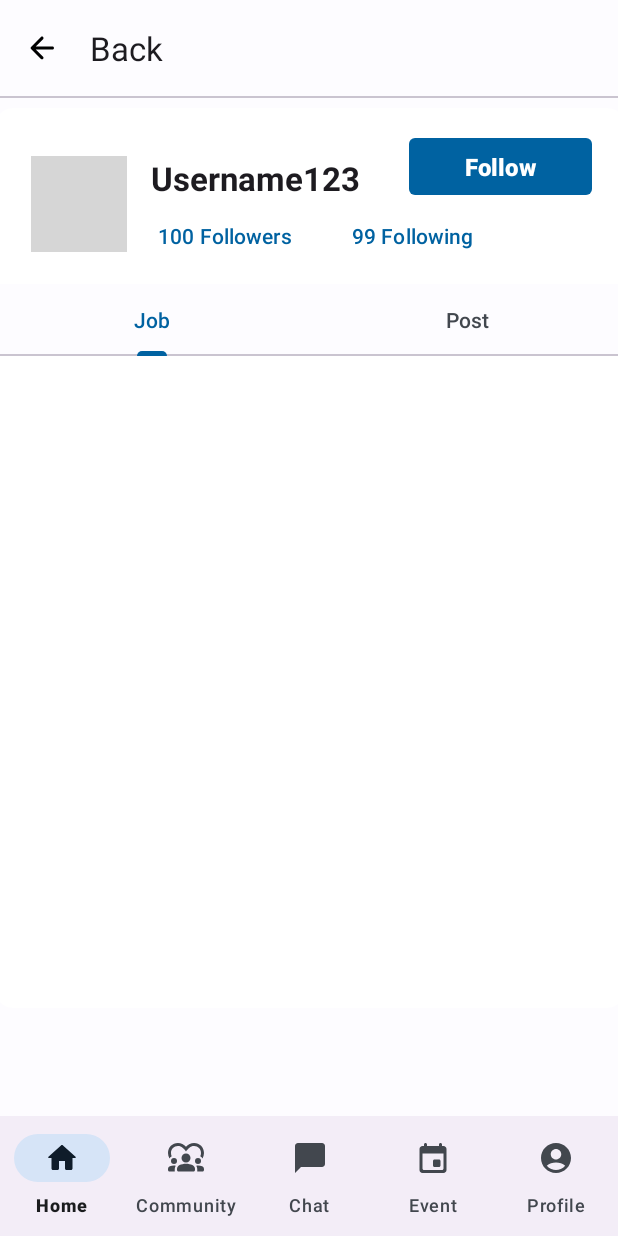
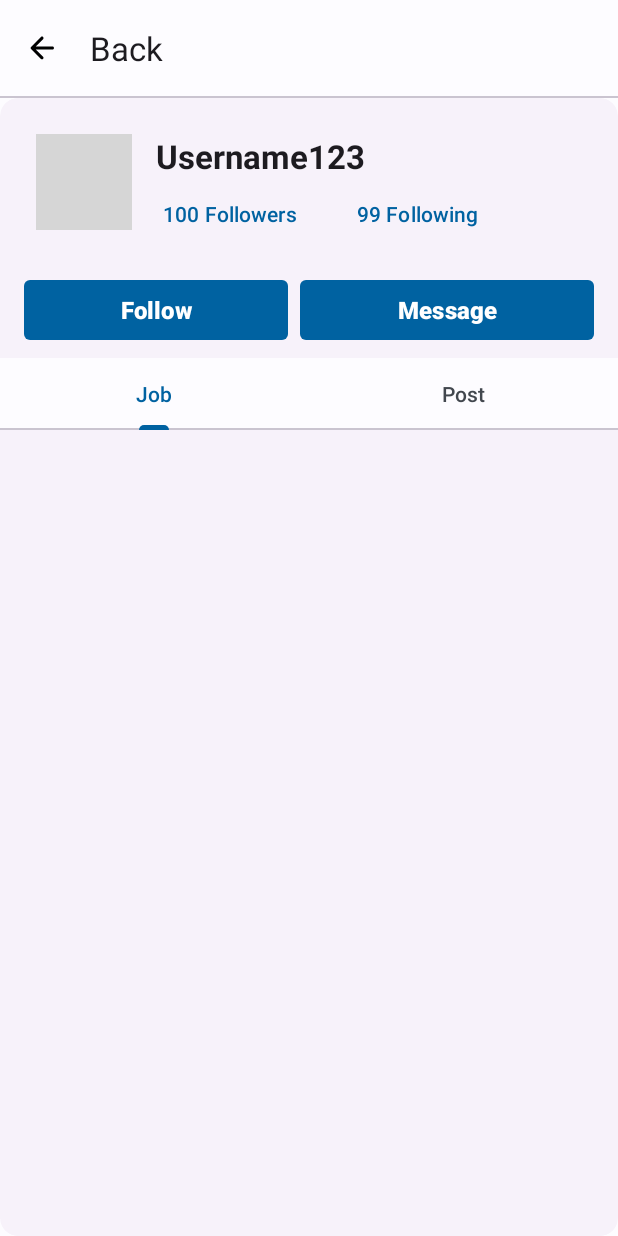
Before and after one commit to YIPZIYAN/LaunchPad, an Android app: the UserProfileFragment screen opened through its navigation route, on a phone screen of 412 x 824 dp. Run offline under Robolectric (Android 15) with nearby library versions, the phone set to English and light mode, and no system bars; our stand-ins replace data binding, navigation-ui; libraries missing offline, so code that uses them is left out: io.getstream.avatarview; plain views replace AvatarView; grey boxes are pictures that could not be loaded.

Commit message:
Rectify Layout

```diff
--- a/app/src/main/java/com/example/launchpad/UserActivity.kt
+++ b/app/src/main/java/com/example/launchpad/UserActivity.kt
@@ -16,7 +16,10 @@ import com.example.launchpad.databinding.ActivityUserBinding
 
 class UserActivity : AppCompatActivity() {
     private lateinit var binding: ActivityUserBinding
-    private val nav by lazy { supportFragmentManager.findFragmentById(R.id.user_nav_host)!!.findNavController() }
+    private val nav by lazy {
+        supportFragmentManager.findFragmentById(R.id.user_nav_host)!!.findNavController()
+    }
+
     override fun onCreate(savedInstanceState: Bundle?) {
         super.onCreate(savedInstanceState)
         binding = ActivityUserBinding.inflate(layoutInflater)
@@ -33,15 +36,19 @@ class UserActivity : AppCompatActivity() {
                     R.id.postJobFragment,
                     R.id.viewApplicantFragment,
                     R.id.applicantDetailsFragment,
-                    R.id.chatTextFragment
+                    R.id.chatTextFragment,
+                    R.id.settingFragment,
+                    R.id.addPostFragment,
+                    R.id.userProfileFragment,
                     -> {
                         binding.bottomNavigation.visibility = View.GONE
                     }
+
                     else -> {
                         binding.bottomNavigation.visibility = View.VISIBLE
                     }
                 }
-            },200)
+            }, 200)
         }
         binding.bottomNavigation.setupWithNavController(nav)
     }
--- a/app/src/main/res/layout/fragment_user_profile.xml
+++ b/app/src/main/res/layout/fragment_user_profile.xml
@@ -36,47 +36,26 @@
         <com.google.android.material.card.MaterialCardView
             android:id="@+id/job_card"
             style="?attr/materialCardViewElevatedStyle"
-            android:layout_width="420dp"
-            android:layout_height="600dp"
-            android:layout_marginHorizontal="24dp"
-            android:layout_marginVertical="12dp"
-            app:cardBackgroundColor="@color/md_theme_light_onPrimary"
-
+            android:layout_width="match_parent"
+            android:layout_height="0dp"
             app:cardElevation="0dp"
-            app:layout_anchorGravity="bottom"
             app:layout_behavior="@string/appbar_scrolling_view_behavior"
-            app:layout_constraintBottom_toBottomOf="parent"
-            app:layout_constraintEnd_toEndOf="parent"
+            app:layout_constraintTop_toBottomOf="@id/appBar"
             app:layout_constraintStart_toStartOf="parent"
-            app:layout_constraintTop_toTopOf="parent">
+            app:layout_constraintBottom_toBottomOf="parent">
 
             <androidx.constraintlayout.widget.ConstraintLayout
                 android:layout_width="match_parent"
-                android:layout_height="670dp"
+                android:layout_height="match_parent"
                 app:layout_constraintTop_toBottomOf="@+id/appBar"
-                tools:layout_editor_absoluteX="0dp">
-
-                <Button
-                    android:id="@+id/btn_follow"
-                    android:layout_width="122dp"
-                    android:layout_height="46dp"
-                    android:layout_marginHorizontal="64dp"
-                    android:layout_marginTop="16dp"
-                    android:text="Follow"
-                    android:textSize="16sp"
-                    android:textStyle="bold"
-                    app:layout_constraintEnd_toEndOf="parent"
-                    app:layout_constraintHorizontal_bias="0.436"
-                    app:layout_constraintStart_toEndOf="@+id/txtName"
-                    app:layout_constraintTop_toTopOf="parent"
-                    app:shapeAppearance="?attr/shapeAppearanceSmallComponent" />
+                >
 
                 <io.getstream.avatarview.AvatarView
                     android:id="@+id/avatarView"
                     android:layout_width="64dp"
                     android:layout_height="64dp"
                     android:layout_marginStart="24dp"
-                    android:layout_marginTop="32dp"
+                    android:layout_marginTop="24dp"
                     app:avatarViewPlaceholder="@drawable/launchpadlogo_whitebg"
                     app:avatarViewShape="circle"
                     app:layout_constraintStart_toStartOf="parent"
@@ -84,13 +63,12 @@
                     app:srcCompat="@drawable/round_account_circle_24"
                     tools:srcCompat="@tools:sample/avatars" />
 
-
                 <TextView
                     android:id="@+id/txtName"
                     android:layout_width="wrap_content"
                     android:layout_height="wrap_content"
                     android:layout_marginStart="16dp"
-                    android:layout_marginTop="32dp"
+                    android:layout_marginTop="24dp"
                     android:text="Username123"
                     android:textAppearance="@style/TextAppearance.AppCompat.Large"
                     android:textStyle="bold"
@@ -117,6 +95,45 @@
                     app:layout_constraintStart_toEndOf="@+id/btnFollower"
                     app:layout_constraintTop_toBottomOf="@+id/txtName" />
 
+                <LinearLayout
+                    android:id="@+id/profile_action"
+                    android:layout_width="match_parent"
+                    android:layout_height="wrap_content"
+                    app:layout_constraintTop_toBottomOf="@id/btnFollower"
+                    app:layout_constraintStart_toStartOf="parent"
+                    app:layout_constraintEnd_toEndOf="parent"
+                    android:orientation="horizontal"
+                    android:layout_marginTop="16dp"
+                    android:layout_marginHorizontal="16dp"
+                    >
+
+                    <Button
+                        android:id="@+id/btn_follow"
+                        android:layout_width="wrap_content"
+                        android:layout_height="wrap_content"
+                        android:layout_weight="1"
+                        android:text="Follow"
+                        android:textSize="16sp"
+                        android:textStyle="bold"
+                        app:shapeAppearance="?attr/shapeAppearanceSmallComponent" />
+
+                    <Button
+                        android:id="@+id/btn_message"
+                        android:layout_width="wrap_content"
+                        android:layout_height="wrap_content"
+                        android:layout_weight="1"
+                        android:text="Message"
+                        android:textSize="16sp"
+                        android:textStyle="bold"
+                        android:layout_marginStart="8dp"
+                        app:shapeAppearance="?attr/shapeAppearanceSmallComponent" />
+
+                </LinearLayout>
+
+
+
+
+
                 <com.google.android.material.tabs.TabLayout
                     android:id="@+id/tabLayout"
                     android:layout_width="match_parent"
@@ -124,7 +141,7 @@
                     android:layout_marginTop="8dp"
                     app:layout_constraintEnd_toEndOf="parent"
                     app:layout_constraintStart_toStartOf="parent"
-                    app:layout_constraintTop_toBottomOf="@+id/btnFollower">
+                    app:layout_constraintTop_toBottomOf="@+id/profile_action">
 
                     <com.google.android.material.tabs.TabItem
                         android:layout_width="wrap_content"
@@ -143,10 +160,10 @@
                     android:layout_height="0dp"
                     app:layout_constraintBottom_toBottomOf="parent"
                     app:layout_constraintEnd_toEndOf="parent"
-                    app:layout_constraintHorizontal_bias="0.0"
+
                     app:layout_constraintStart_toStartOf="parent"
                     app:layout_constraintTop_toBottomOf="@+id/tabLayout"
-                    app:layout_constraintVertical_bias="0.0" />
+  />
 
             </androidx.constraintlayout.widget.ConstraintLayout>
         </com.google.android.material.card.MaterialCardView>
--- a/app/src/main/res/navigation/user_nav.xml
+++ b/app/src/main/res/navigation/user_nav.xml
@@ -32,10 +32,18 @@
         tools:layout="@layout/fragment_community" >
         <action
             android:id="@+id/action_communityFragment_to_addPostFragment"
-            app:destination="@id/addPostFragment" />
+            app:destination="@id/addPostFragment"
+            app:enterAnim="@anim/enter"
+            app:exitAnim="@anim/exit"
+            app:popEnterAnim="@anim/pop_enter"
+            app:popExitAnim="@anim/pop_exit" />
         <action
             android:id="@+id/action_communityFragment_to_userProfileFragment"
-            app:destination="@id/userProfileFragment" />
+            app:destination="@id/userProfileFragment"
+            app:enterAnim="@anim/enter"
+            app:exitAnim="@anim/exit"
+            app:popEnterAnim="@anim/pop_enter"
+            app:popExitAnim="@anim/pop_exit" />
     </fragment>
     <fragment
         android:id="@+id/eventFragment"
@@ -81,7 +89,8 @@
     <fragment
         android:id="@+id/userProfileFragment"
         android:name="com.example.launchpad.view.UserProfileFragment"
-        android:label="UserProfileFragment" />
+        android:label="UserProfileFragment"
+        tools:layout="@layout/fragment_user_profile"/>
     <fragment
         android:id="@+id/jobDetailsFragment"
         android:name="com.example.launchpad.view.JobDetailsFragment"
--- a/app/src/main/res/values/strings.xml
+++ b/app/src/main/res/values/strings.xml
@@ -105,6 +105,7 @@
     <string name="messages">Messages</string>
     <string name="forgot_password_desc">To reset your password, you need your email or mobile number that can be authenticated</string>
     <string name="slogan">Navigate the stars, in the job-seeking sea, Let LaunchPad guide you, to where you\'re meant to be.</string>
+    <string name="select_image">Select Image</string>
 
 
 </resources>
```
Also changed, not shown: app/src/main/java/com/example/launchpad/view/AddPostFragment.kt (+8 -1 lines), app/src/main/java/com/example/launchpad/view/EditPostFragment.kt (deleted, +0 -32 lines), app/src/main/java/com/example/launchpad/viewmodel/EditPostViewModel.kt (deleted, +0 -7 lines), app/src/main/res/layout/fragment_add_post.xml (+26 -28 lines), app/src/main/res/layout/fragment_community.xml (+47 -44 lines), app/src/main/res/layout/fragment_edit_post.xml (deleted, +0 -163 lines), app/src/main/res/layout/fragment_login.xml (+31 -23 lines).
